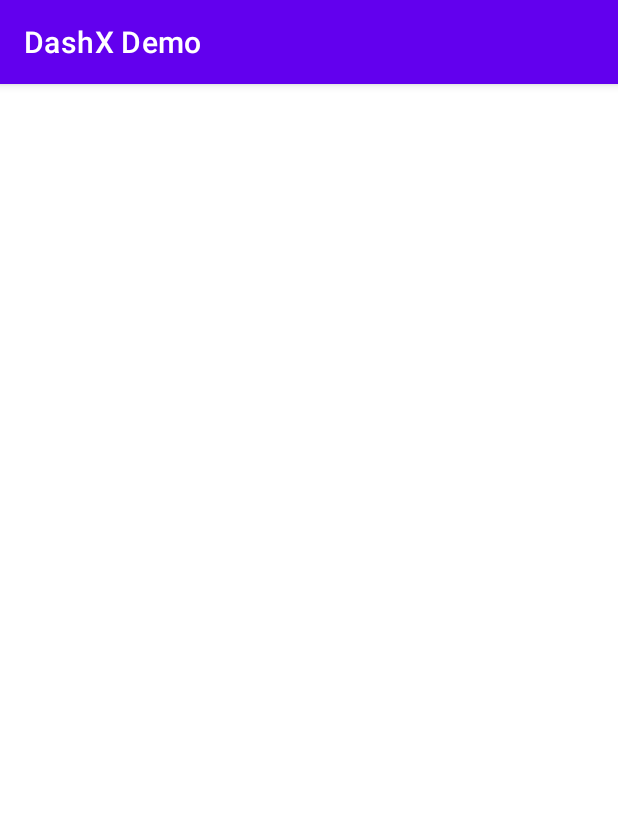
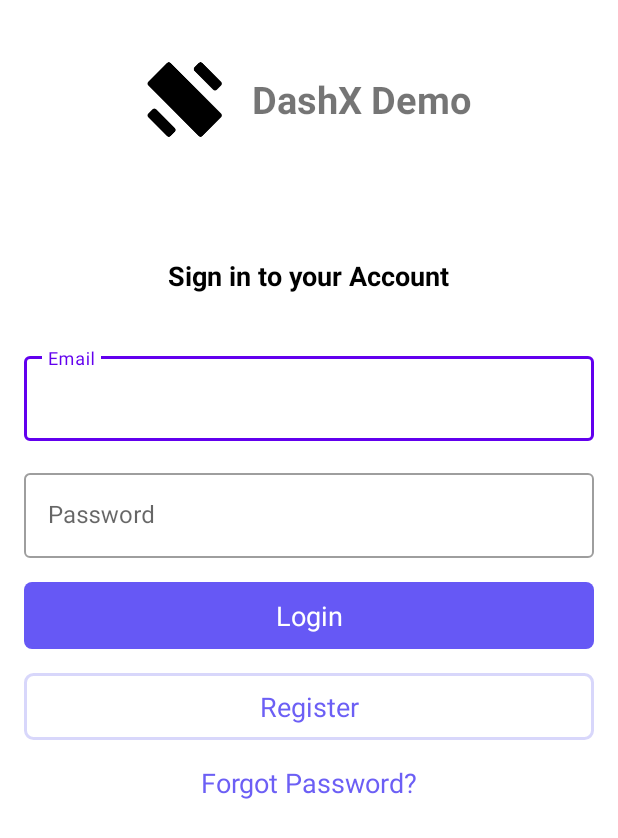
Before and after one commit to dashxhq/dashx-demo-android, an Android app: the screen it shows after launch (MainActivity before the commit, LoginActivity after it), on a phone screen of 412 x 824 dp. Shown: the top 838 px of the screen. Run offline under Robolectric (Android 15) with nearby library versions, the phone set to English and light mode, and no system bars.

Commit message:
Refactored login layout

```diff
--- /dev/null
+++ b/app/src/main/java/com/dashxdemo/app/feature/login/LoginActivity.kt
@@ -0,0 +1,15 @@
+package com.dashxdemo.app.feature.login
+
+import androidx.appcompat.app.AppCompatActivity
+import android.os.Bundle
+import com.dashxdemo.app.R
+import com.dashxdemo.app.binding.viewBinding
+import com.dashxdemo.app.databinding.ActivityLoginBinding
+
+class LoginActivity : AppCompatActivity() {
+    private val binding: ActivityLoginBinding by viewBinding()
+    override fun onCreate(savedInstanceState: Bundle?) {
+        super.onCreate(savedInstanceState)
+        setContentView(binding.root)
+    }
+}
--- /dev/null
+++ b/app/src/main/java/com/dashxdemo/app/feature/login/fragment/LoginFragment.kt
@@ -0,0 +1,32 @@
+package com.dashxdemo.app.feature.login.fragment
+
+import android.os.Bundle
+import androidx.fragment.app.Fragment
+import android.view.LayoutInflater
+import android.view.View
+import android.view.ViewGroup
+import com.dashxdemo.app.R
+import com.dashxdemo.app.binding.viewBinding
+import com.dashxdemo.app.databinding.FragmentLoginBinding
+
+class LoginFragment : Fragment() {
+    private lateinit var binding: FragmentLoginBinding
+    override fun onCreateView(
+        inflater: LayoutInflater,
+        container: ViewGroup?,
+        savedInstanceState: Bundle?
+    ): View {
+        binding = FragmentLoginBinding.inflate(inflater)
+        return binding.root
+    }
+
+    override fun onViewCreated(view: View, savedInstanceState: Bundle?) {
+        super.onViewCreated(view, savedInstanceState)
+
+        setupUi()
+    }
+
+    private fun setupUi() {
+
+    }
+}
--- /dev/null
+++ b/app/src/main/res/drawable/background_button_filled.xml
@@ -0,0 +1,11 @@
+<?xml version="1.0" encoding="utf-8"?>
+<shape xmlns:android="http://schemas.android.com/apk/res/android"
+    android:shape="rectangle">
+    <solid android:color="#6658f5" />
+
+    <corners
+        android:bottomLeftRadius="5dp"
+        android:bottomRightRadius="5dp"
+        android:topLeftRadius="5dp"
+        android:topRightRadius="5dp" />
+</shape>
--- /dev/null
+++ b/app/src/main/res/drawable/background_button_outlined.xml
@@ -0,0 +1,14 @@
+<?xml version="1.0" encoding="utf-8"?>
+<shape xmlns:android="http://schemas.android.com/apk/res/android"
+    android:shape="rectangle">
+    <solid android:color="#ffffff" />
+
+    <corners
+        android:bottomLeftRadius="5dp"
+        android:bottomRightRadius="5dp"
+        android:topLeftRadius="5dp"
+        android:topRightRadius="5dp" />
+    <stroke
+        android:width="2dp"
+        android:color="#d8d7fb" />
+</shape>
--- /dev/null
+++ b/app/src/main/res/layout/activity_login.xml
@@ -0,0 +1,16 @@
+<?xml version="1.0" encoding="utf-8"?>
+<androidx.constraintlayout.widget.ConstraintLayout xmlns:android="http://schemas.android.com/apk/res/android"
+    xmlns:app="http://schemas.android.com/apk/res-auto"
+    xmlns:tools="http://schemas.android.com/tools"
+    android:layout_width="match_parent"
+    android:layout_height="match_parent">
+
+    <androidx.fragment.app.FragmentContainerView
+        android:id="@+id/fragment_view"
+        android:name="androidx.navigation.fragment.NavHostFragment"
+        android:layout_width="match_parent"
+        android:layout_height="match_parent"
+        app:defaultNavHost="true"
+        app:navGraph="@navigation/navigation_login" />
+
+</androidx.constraintlayout.widget.ConstraintLayout>
--- /dev/null
+++ b/app/src/main/res/layout/fragment_login.xml
@@ -0,0 +1,134 @@
+<?xml version="1.0" encoding="utf-8"?>
+<androidx.constraintlayout.widget.ConstraintLayout xmlns:android="http://schemas.android.com/apk/res/android"
+    xmlns:app="http://schemas.android.com/apk/res-auto"
+    xmlns:tools="http://schemas.android.com/tools"
+    android:layout_width="match_parent"
+    android:layout_height="match_parent"
+    android:padding="16dp">
+
+    <LinearLayout
+        android:id="@+id/logoTextLayout"
+        android:layout_width="wrap_content"
+        android:layout_height="wrap_content"
+        android:layout_marginTop="25dp"
+        android:orientation="horizontal"
+        app:layout_constraintEnd_toEndOf="parent"
+        app:layout_constraintStart_toStartOf="parent"
+        app:layout_constraintTop_toTopOf="parent">
+
+        <com.google.android.material.imageview.ShapeableImageView
+            android:id="@+id/logo"
+            android:layout_width="50dp"
+            android:layout_height="50dp"
+            android:layout_gravity="center"
+            android:layout_marginEnd="20dp"
+            android:src="@drawable/logo" />
+
+        <com.google.android.material.textview.MaterialTextView
+            android:id="@+id/title"
+            android:layout_width="wrap_content"
+            android:layout_height="wrap_content"
+            android:layout_gravity="center"
+            android:text="@string/app_name"
+            android:textSize="25sp"
+            android:textStyle="bold" />
+
+    </LinearLayout>
+
+    <com.google.android.material.textview.MaterialTextView
+        android:id="@+id/signInTitle"
+        android:layout_width="wrap_content"
+        android:layout_height="wrap_content"
+        android:layout_marginTop="80dp"
+        android:text="@string/signInTitle"
+        android:textColor="@color/black"
+        android:textSize="18sp"
+        android:textStyle="bold"
+        app:layout_constraintLeft_toLeftOf="parent"
+        app:layout_constraintRight_toRightOf="parent"
+        app:layout_constraintTop_toBottomOf="@id/logoTextLayout" />
+
+
+    <com.google.android.material.textfield.TextInputLayout
+        android:id="@+id/emailField"
+        style="@style/Widget.MaterialComponents.TextInputLayout.OutlinedBox"
+        android:layout_width="match_parent"
+        android:layout_height="wrap_content"
+        android:layout_marginTop="36dp"
+        app:layout_constraintTop_toBottomOf="@id/signInTitle">
+
+        <com.google.android.material.textfield.TextInputEditText
+            android:id="@+id/editTextEmail"
+            android:layout_width="match_parent"
+            android:layout_height="wrap_content"
+            android:hint="@string/email"
+            android:inputType="textEmailAddress"
+            android:textColor="@color/black"
+            android:textStyle="normal" />
+    </com.google.android.material.textfield.TextInputLayout>
+
+    <com.google.android.material.textfield.TextInputLayout
+        android:id="@+id/passwordField"
+        style="@style/Widget.MaterialComponents.TextInputLayout.OutlinedBox"
+        android:layout_width="match_parent"
+        android:layout_height="wrap_content"
+        android:layout_marginTop="16dp"
+        app:layout_constraintTop_toBottomOf="@+id/emailField">
+
+        <com.google.android.material.textfield.TextInputEditText
+            android:id="@+id/editTextPassword"
+            android:layout_width="match_parent"
+            android:layout_height="wrap_content"
+            android:hint="@string/password"
+            android:inputType="textEmailAddress"
+            android:textColor="@color/black"
+            android:textStyle="normal" />
+    </com.google.android.material.textfield.TextInputLayout>
+
+    <com.google.android.material.textview.MaterialTextView
+        android:id="@+id/loginButton"
+        android:layout_width="match_parent"
+        android:layout_height="wrap_content"
+        android:layout_marginTop="16dp"
+        android:background="@drawable/background_button_filled"
+        android:clickable="true"
+        android:focusable="true"
+        android:foreground="?attr/selectableItemBackgroundBorderless"
+        android:padding="10dp"
+        android:text="@string/login"
+        android:textAlignment="center"
+        android:textColor="@color/white"
+        android:textSize="18sp"
+        app:layout_constraintTop_toBottomOf="@id/passwordField" />
+
+    <com.google.android.material.textview.MaterialTextView
+        android:id="@+id/registerButton"
+        android:layout_width="match_parent"
+        android:layout_height="wrap_content"
+        android:layout_marginTop="16dp"
+        android:background="@drawable/background_button_outlined"
+        android:foreground="?attr/selectableItemBackgroundBorderless"
+        android:gravity="center"
+        android:padding="10dp"
+        android:text="@string/register"
+        android:textColor="#6c5ff5"
+        android:textSize="18sp"
+        app:layout_constraintTop_toBottomOf="@id/loginButton" />
+
+
+    <com.google.android.material.textview.MaterialTextView
+        android:id="@+id/forgotPasswordText"
+        android:layout_width="wrap_content"
+        android:layout_height="wrap_content"
+        android:layout_marginTop="16dp"
+        android:clickable="true"
+        android:focusable="true"
+        android:foreground="?attr/selectableItemBackgroundBorderless"
+        android:text="@string/forgot_password"
+        android:textColor="#6c5ff5"
+        android:textSize="18sp"
+        app:layout_constraintLeft_toLeftOf="parent"
+        app:layout_constraintRight_toRightOf="parent"
+        app:layout_constraintTop_toBottomOf="@id/registerButton" />
+
+</androidx.constraintlayout.widget.ConstraintLayout>
--- /dev/null
+++ b/app/src/main/res/navigation/navigation_login.xml
@@ -0,0 +1,26 @@
+<?xml version="1.0" encoding="utf-8"?>
+<navigation xmlns:android="http://schemas.android.com/apk/res/android"
+    xmlns:app="http://schemas.android.com/apk/res-auto"
+    android:id="@+id/navigation_login"
+    app:startDestination="@id/nav_login">
+
+    <fragment
+        android:id="@+id/nav_login"
+        android:name="com.dashxdemo.app.feature.login.fragment.LoginFragment"
+        android:label="LoginFragment" >
+        <action
+            android:id="@+id/action_nav_login_to_nav_register"
+            app:destination="@id/nav_register" />
+        <action
+            android:id="@+id/action_nav_login_to_nav_forgot_password"
+            app:destination="@id/nav_forgot_password" />
+    </fragment>
+    <fragment
+        android:id="@+id/nav_register"
+        android:name="com.dashxdemo.app.feature.login.fragment.RegisterFragment"
+        android:label="RegisterFragment" />
+    <fragment
+        android:id="@+id/nav_forgot_password"
+        android:name="com.dashxdemo.app.feature.login.fragment.ForgotPasswordFragment"
+        android:label="ForgotPasswordFragment" />
+</navigation>
--- a/app/src/main/res/values/colors.xml
+++ b/app/src/main/res/values/colors.xml
@@ -7,4 +7,6 @@
     <color name="teal_700">#FF018786</color>
     <color name="black">#FF000000</color>
     <color name="white">#FFFFFFFF</color>
+
+
 </resources>
--- a/app/src/main/res/values/strings.xml
+++ b/app/src/main/res/values/strings.xml
@@ -1,3 +1,11 @@
 <resources>
     <string name="app_name">DashX Demo</string>
+    <string name="email">Email</string>
+    <string name="password">Password</string>
+    <string name="login">Login</string>
+    <string name="register">Register</string>
+    <string name="forgot_password">Forgot Password?</string>
+    <string name="signInTitle">Sign in to your Account</string>
+    <string name="first_name">First Name</string>
+    <string name="last_name">Last Name</string>
 </resources>
--- a/app/src/main/res/values/themes.xml
+++ b/app/src/main/res/values/themes.xml
@@ -1,6 +1,6 @@
 <resources xmlns:tools="http://schemas.android.com/tools">
     <!-- Base application theme. -->
-    <style name="Theme.DashXDemo" parent="Theme.MaterialComponents.DayNight.DarkActionBar">
+    <style name="Theme.DashXDemo" parent="Theme.MaterialComponents.DayNight.NoActionBar">
         <!-- Primary brand color. -->
         <item name="colorPrimary">@color/purple_500</item>
         <item name="colorPrimaryVariant">@color/purple_700</item>
```
Also changed, not shown: app/src/main/AndroidManifest.xml (+8 -3 lines), app/src/main/java/com/dashxdemo/app/binding/FragmentBinding.kt (deleted, +0 -48 lines), app/src/main/java/com/dashxdemo/app/feature/login/fragment/ForgotPasswordFragment.kt (added, +21 -0 lines), app/src/main/java/com/dashxdemo/app/feature/login/fragment/RegisterFragment.kt (added, +25 -0 lines), app/src/main/java/com/dashxdemo/app/feature/login/viewmodel/LoginViewModel.kt (added, +7 -0 lines), app/src/main/res/layout/fragment_forgot_password.xml (added, +87 -0 lines), app/src/main/res/layout/fragment_register.xml (added, +170 -0 lines), app/src/main/res/drawable-nodpi/logo.png (added).
